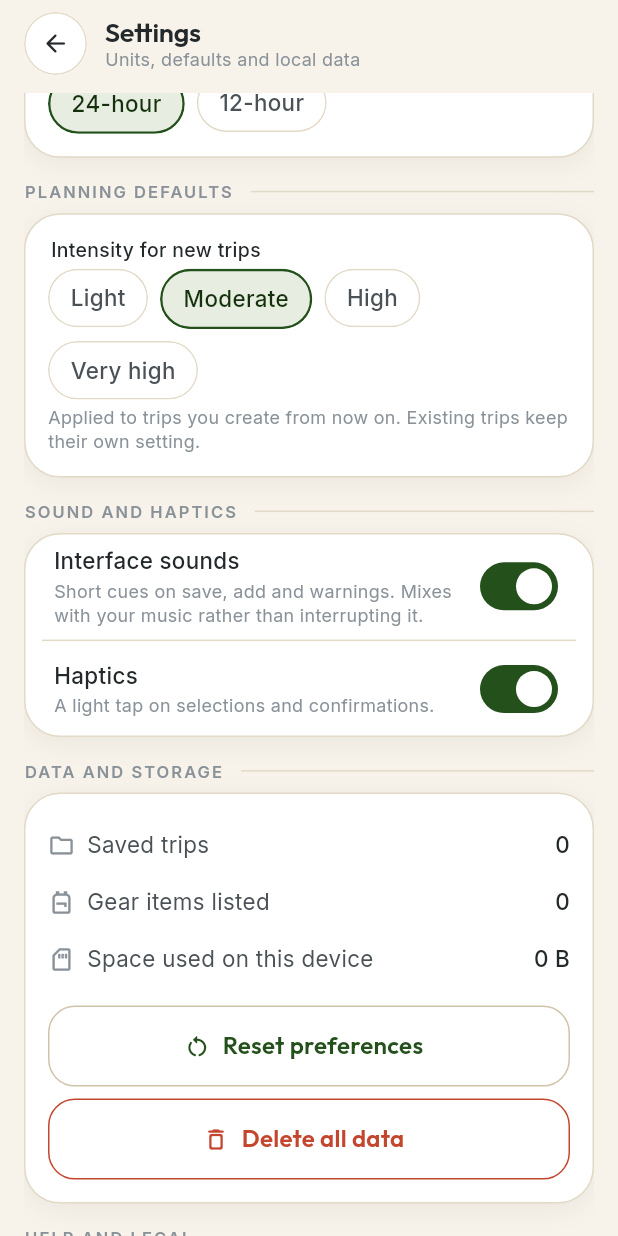
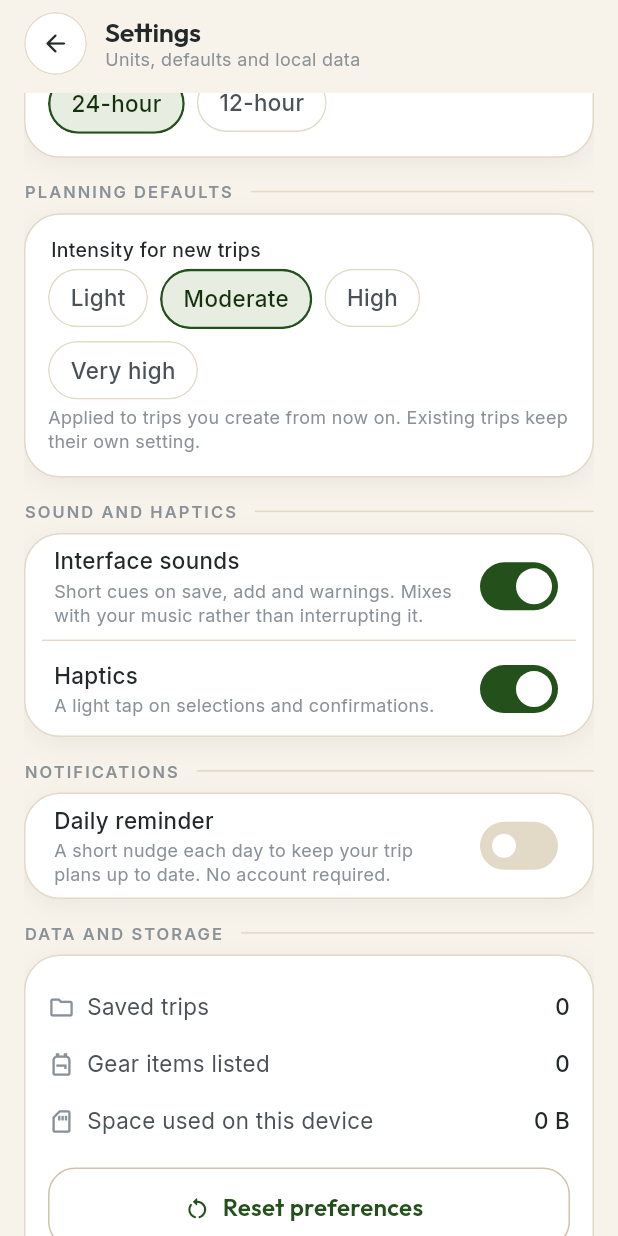
Before and after one commit to lpi84133-cloud/FeatherPeack_Fury, a Flutter app: the SettingsScreen widget shown alone on an empty page, opened directly, scrolled down 576 dp, on a phone screen of 412 x 824 dp. Run offline on Flutter 3.47's test engine with Material 3 defaults, Android fonts, the phone set to English and light mode, and no system bars; our stand-ins replace audioplayers, fl_chart, flutter_local_notifications, flutter_riverpod, flutter_slidable, flutter_timezone and 4 more; missing offline and left inert: app_tracking_transparency, appsflyer_sdk; accounts and stored records are empty; statements that could not run were skipped.

Commit message:
feat: daily hiking reminders with user-controlled toggle and time picker
– Adds flutter_local_notifications 22.3.0, flutter_timezone ^5.1.0, timezone
  ^0.11.1 (all pinned/distinct from sibling apps in this workspace).
– New FpReminderService schedules a single local notification that the OS
  repeats daily at the chosen time (DateTimeComponents.time); isolated to the
  'fp_hiking_daily' channel and therefore completely independent of any Firebase
  or other remote notification system.
– AppSettings gains remindersEnabled, reminderHour, reminderMinute; backward-
  compatible (missing keys in stored JSON fall back to defaults).
– Settings screen: new "Notifications" section with an opt-in FpSwitchRow and
  a tappable time-picker row (only visible when the toggle is on). Permission is
  requested on first opt-in; denied → snackbar, no spurious prompt on launch.
– Reset preferences and Delete all data both cancel any pending reminder.
– Version bump to 1.0.3+4.

Co-authored-by: Cursor <cursoragent@cursor.com>

```diff
--- a/lib/core/app_info.dart
+++ b/lib/core/app_info.dart
@@ -5,7 +5,7 @@ abstract final class AppInfo {
   static const tagline = 'Offline trip preparation';
 
   /// Kept in step with the `version` field in pubspec.yaml.
-  static const version = '1.0.2';
+  static const version = '1.0.3';
 
   static const appStoreId = '6802345538';
   static const appStoreUrl = 'https://apps.apple.com/app/id$appStoreId';
--- /dev/null
+++ b/lib/core/notifications/fp_reminder_service.dart
@@ -0,0 +1,148 @@
+import 'package:flutter_local_notifications/flutter_local_notifications.dart';
+import 'package:flutter_timezone/flutter_timezone.dart';
+import 'package:timezone/data/latest_all.dart' as tz_data;
+import 'package:timezone/timezone.dart' as tz;
+
+/// Schedules and cancels the user's daily hiking reminder.
+///
+/// These are LOCAL notifications only — generated entirely on-device by the OS
+/// scheduler, with no network dependency. They are isolated to a dedicated
+/// channel id ('fp_hiking_daily') and have nothing to do with remote / Firebase
+/// push notifications: iOS sandboxes notifications per bundle identifier, so
+/// the two systems cannot interfere with each other.
+///
+/// Permission is never requested on launch — it is requested the moment the
+/// user turns the toggle on for the first time.
+class FpReminderService {
+  FpReminderService._();
+
+  static final _plugin = FlutterLocalNotificationsPlugin();
+
+  /// Stable numeric id kept far from 0 to avoid accidental collisions.
+  static const _id = 73;
+  static const _channelId = 'fp_hiking_daily';
+
+  static bool _ready = false;
+
+  static Future<void> _ensureReady() async {
+    if (_ready) return;
+
+    tz_data.initializeTimeZones();
+    final tzInfo = await FlutterTimezone.getLocalTimezone();
+    tz.setLocalLocation(tz.getLocation(tzInfo.identifier));
+
+    await _plugin.initialize(
+      settings: const InitializationSettings(
+        iOS: DarwinInitializationSettings(
+          // Permissions are requested separately, only when the user opts in.
+          requestAlertPermission: false,
+          requestBadgePermission: false,
+          requestSoundPermission: false,
+        ),
+        android: AndroidInitializationSettings('@mipmap/ic_launcher'),
+      ),
+    );
+
+    _ready = true;
+  }
+
+  /// Asks iOS for notification permission. Returns true if granted.
+  static Future<bool> requestPermission() async {
+    await _ensureReady();
+    final ios = _plugin.resolvePlatformSpecificImplementation<
+        IOSFlutterLocalNotificationsPlugin>();
+    if (ios != null) {
+      return await ios.requestPermissions(
+            alert: true,
+            sound: true,
+            badge: true,
+          ) ??
+          false;
+    }
+    final android = _plugin.resolvePlatformSpecificImplementation<
+        AndroidFlutterLocalNotificationsPlugin>();
+    if (android != null) {
+      return await android.requestNotificationsPermission() ?? false;
+    }
+    return false;
+  }
+
+  /// Cancels any existing reminder and schedules a new one at [hour]:[minute]
+  /// every day. [DateTimeComponents.time] tells the OS to repeat it daily at
+  /// the same local time without any extra scheduling on our side.
+  static Future<void> schedule(int hour, int minute) async {
+    await _ensureReady();
+    await _plugin.cancel(id: _id);
+    await _plugin.zonedSchedule(
+      id: _id,
+      title: _pickTitle(),
+      body: _pickBody(),
+      scheduledDate: _nextOccurrence(hour, minute),
+      notificationDetails: const NotificationDetails(
+        iOS: DarwinNotificationDetails(
+          categoryIdentifier: _channelId,
+        ),
+        android: AndroidNotificationDetails(
+          _channelId,
+          'Daily hiking reminder',
+          channelDescription:
+              'A daily nudge to keep your trip plans up to date.',
+          importance: Importance.defaultImportance,
+          priority: Priority.defaultPriority,
+        ),
+      ),
+      androidScheduleMode: AndroidScheduleMode.inexactAllowWhileIdle,
+      matchDateTimeComponents: DateTimeComponents.time,
+    );
+  }
+
+  /// Cancels the scheduled reminder without touching saved settings.
+  static Future<void> cancel() async {
+    await _ensureReady();
+    await _plugin.cancel(id: _id);
+  }
+
+  static tz.TZDateTime _nextOccurrence(int hour, int minute) {
+    final now = tz.TZDateTime.now(tz.local);
+    var target = tz.TZDateTime(
+      tz.local,
+      now.year,
+      now.month,
+      now.day,
+      hour,
+      minute,
+    );
+    if (!target.isAfter(now)) {
+      target = target.add(const Duration(days: 1));
+    }
+    return target;
+  }
+
+  // Seven titles, seven bodies — one pair per weekday so the message
+  // varies throughout the week without repeating two days in a row.
+  static const _titles = [
+    'Your trail is waiting.',
+    'Pack check before the path.',
+    'Good trips start with good prep.',
+    'One plan, one less thing to worry about.',
+    'Ready when the weather is.',
+    'A minute now, a smooth start on the day.',
+    'The mountain won\'t plan itself.',
+  ];
+
+  static const _bodies = [
+    'Open Featherpeak and check your gear list before the weather changes.',
+    'A well-planned hike starts the night before — is your kit sorted?',
+    'Check your open trips. A small update now beats a scramble at the trailhead.',
+    'Gear listed, water checked, budget set. Your pack is ready when you are.',
+    'Even a day hike deserves a plan. Finish the last few details.',
+    'Don\'t leave the weight check for the car park. A quick look saves your back.',
+    'Your next trail won\'t plan itself. Five minutes today saves an hour tomorrow.',
+  ];
+
+  static String _pickTitle() =>
+      _titles[DateTime.now().weekday % _titles.length];
+
+  static String _pickBody() =>
+      _bodies[(DateTime.now().day + DateTime.now().month) % _bodies.length];
+}
--- a/lib/data/providers.dart
+++ b/lib/data/providers.dart
@@ -59,6 +59,12 @@ class SettingsController extends Notifier<AppSettings> {
 
   Future<void> setHapticsEnabled(bool value) =>
       _write(state.copyWith(hapticsEnabled: value));
+
+  Future<void> setRemindersEnabled(bool value) =>
+      _write(state.copyWith(remindersEnabled: value));
+
+  Future<void> setReminderTime(int hour, int minute) =>
+      _write(state.copyWith(reminderHour: hour, reminderMinute: minute));
 
   Future<void> completeOnboarding() =>
       _write(state.copyWith(onboardingSeen: true));
--- a/lib/domain/models/app_settings.dart
+++ b/lib/domain/models/app_settings.dart
@@ -84,6 +84,9 @@ class AppSettings {
     this.soundEnabled = true,
     this.hapticsEnabled = true,
     this.onboardingSeen = false,
+    this.remindersEnabled = false,
+    this.reminderHour = 8,
+    this.reminderMinute = 0,
   });
 
   final DistanceUnit distanceUnit;
@@ -96,6 +99,15 @@ class AppSettings {
   final bool soundEnabled;
   final bool hapticsEnabled;
   final bool onboardingSeen;
+
+  /// Whether the user has opted into daily reminders.
+  final bool remindersEnabled;
+
+  /// Hour of day (0–23) the daily reminder fires.
+  final int reminderHour;
+
+  /// Minute (0–59) the daily reminder fires.
+  final int reminderMinute;
 
   static const currencyChoices = <String>[r'$', '€', '£', '¥', 'CHF', 'kr'];
 
@@ -110,6 +122,9 @@ class AppSettings {
     bool? soundEnabled,
     bool? hapticsEnabled,
     bool? onboardingSeen,
+    bool? remindersEnabled,
+    int? reminderHour,
+    int? reminderMinute,
   }) {
     return AppSettings(
       distanceUnit: distanceUnit ?? this.distanceUnit,
@@ -122,6 +137,9 @@ class AppSettings {
       soundEnabled: soundEnabled ?? this.soundEnabled,
       hapticsEnabled: hapticsEnabled ?? this.hapticsEnabled,
       onboardingSeen: onboardingSeen ?? this.onboardingSeen,
+      remindersEnabled: remindersEnabled ?? this.remindersEnabled,
+      reminderHour: reminderHour ?? this.reminderHour,
+      reminderMinute: reminderMinute ?? this.reminderMinute,
     );
   }
 
@@ -136,6 +154,9 @@ class AppSettings {
     'soundEnabled': soundEnabled,
     'hapticsEnabled': hapticsEnabled,
     'onboardingSeen': onboardingSeen,
+    'remindersEnabled': remindersEnabled,
+    'reminderHour': reminderHour,
+    'reminderMinute': reminderMinute,
   };
 
   factory AppSettings.fromJson(Map<dynamic, dynamic> json) {
@@ -174,6 +195,9 @@ class AppSettings {
       soundEnabled: json['soundEnabled'] as bool? ?? true,
       hapticsEnabled: json['hapticsEnabled'] as bool? ?? true,
       onboardingSeen: json['onboardingSeen'] as bool? ?? false,
+      remindersEnabled: json['remindersEnabled'] as bool? ?? false,
+      reminderHour: (json['reminderHour'] as num?)?.toInt() ?? 8,
+      reminderMinute: (json['reminderMinute'] as num?)?.toInt() ?? 0,
     );
   }
 }
--- a/lib/features/settings/settings_screen.dart
+++ b/lib/features/settings/settings_screen.dart
@@ -3,6 +3,7 @@ import 'package:flutter_riverpod/flutter_riverpod.dart';
 
 import '../../core/app_info.dart';
 import '../../core/audio/fp_feedback.dart';
+import '../../core/notifications/fp_reminder_service.dart';
 import '../../core/design/fp_colors.dart';
 import '../../core/design/fp_images.dart';
 import '../../core/design/fp_tokens.dart';
@@ -43,6 +44,54 @@ class _SettingsScreenState extends ConsumerState<SettingsScreen> {
     if (mounted) setState(() => _usedBytes = bytes);
   }
 
+  Future<void> _toggleReminders(bool enabled) async {
+    final controller = ref.read(settingsProvider.notifier);
+    final settings = ref.read(settingsProvider);
+
+    if (!enabled) {
+      await controller.setRemindersEnabled(false);
+      await FpReminderService.cancel();
+      return;
+    }
+
+    final granted = await FpReminderService.requestPermission();
+    if (!granted) {
+      if (!mounted) return;
+      ScaffoldMessenger.of(context).showSnackBar(
+        const SnackBar(
+          content: Text(
+            'Allow notifications for Featherpeak Fury in your device Settings.',
+          ),
+        ),
+      );
+      return;
+    }
+
+    await controller.setRemindersEnabled(true);
+    await FpReminderService.schedule(
+      settings.reminderHour,
+      settings.reminderMinute,
+    );
+  }
+
+  Future<void> _pickReminderTime() async {
+    final settings = ref.read(settingsProvider);
+    final picked = await showTimePicker(
+      context: context,
+      initialTime: TimeOfDay(
+        hour: settings.reminderHour,
+        minute: settings.reminderMinute,
+      ),
+      helpText: 'Reminder time',
+    );
+    if (picked == null) return;
+    final controller = ref.read(settingsProvider.notifier);
+    await controller.setReminderTime(picked.hour, picked.minute);
+    if (settings.remindersEnabled) {
+      await FpReminderService.schedule(picked.hour, picked.minute);
+    }
+  }
+
   Future<void> _deleteAllData() async {
     final confirmed = await showDialog<bool>(
       context: context,
@@ -67,6 +116,7 @@ class _SettingsScreenState extends ConsumerState<SettingsScreen> {
     );
     if (confirmed != true) return;
 
+    await FpReminderService.cancel();
     await ref.read(tripsProvider.notifier).deleteAll();
     await ref.read(profileProvider.notifier).removeAvatar();
     await FpStorage.clearAll();
@@ -237,6 +287,66 @@ class _SettingsScreenState extends ConsumerState<SettingsScreen> {
             ),
           ),
           const SizedBox(height: FpSpace.md),
+          const FpSectionHeader(label: 'Notifications'),
+          const SizedBox(height: FpSpace.xs),
+          FpCard(
+            padding: const EdgeInsets.symmetric(horizontal: FpSpace.sm),
+            child: Column(
+              children: [
+                FpSwitchRow(
+                  label: 'Daily reminder',
+                  description:
+                      'A short nudge each day to keep your trip plans up '
+                      'to date. No account required.',
+                  value: settings.remindersEnabled,
+                  onChanged: _toggleReminders,
+                ),
+                if (settings.remindersEnabled) ...[
+                  const Divider(height: 1),
+                  InkWell(
+                    onTap: _pickReminderTime,
+                    child: Padding(
+                      padding: const EdgeInsets.symmetric(
+                        vertical: FpSpace.sm,
+                      ),
+                      child: Row(
+                        children: [
+                          const Icon(
+                            Icons.schedule_rounded,
+                            size: 18,
+                            color: FpColors.graphiteSoft,
+                          ),
+                          const SizedBox(width: FpSpace.xs),
+                          Expanded(
+                            child: Text(
+                              'Reminder time',
+                              style: FpTypography.body,
+                            ),
+                          ),
+                          Text(
+                            TimeOfDay(
+                              hour: settings.reminderHour,
+                              minute: settings.reminderMinute,
+                            ).format(context),
+                            style: FpTypography.bodyStrong.copyWith(
+                              color: FpColors.forest,
+                            ),
+                          ),
+                          const SizedBox(width: FpSpace.xs),
+                          const Icon(
+                            Icons.chevron_right_rounded,
+                            size: 18,
+                            color: FpColors.graphiteSoft,
+                          ),
+                        ],
+                      ),
+                    ),
+                  ),
+                ],
+              ],
+            ),
+          ),
+          const SizedBox(height: FpSpace.md),
           const FpSectionHeader(label: 'Data and storage'),
           const SizedBox(height: FpSpace.xs),
           FpCard(
@@ -263,6 +373,7 @@ class _SettingsScreenState extends ConsumerState<SettingsScreen> {
                 const SizedBox(height: FpSpace.sm),
                 OutlinedButton.icon(
                   onPressed: () async {
+                    await FpReminderService.cancel();
                     await controller.resetToDefaults();
                     FpFeedback.instance.success(FpSound.successfulAction);
                     if (!context.mounted) return;
```
Also changed, not shown: pubspec.yaml (+6 -1 lines), pubspec.lock.
